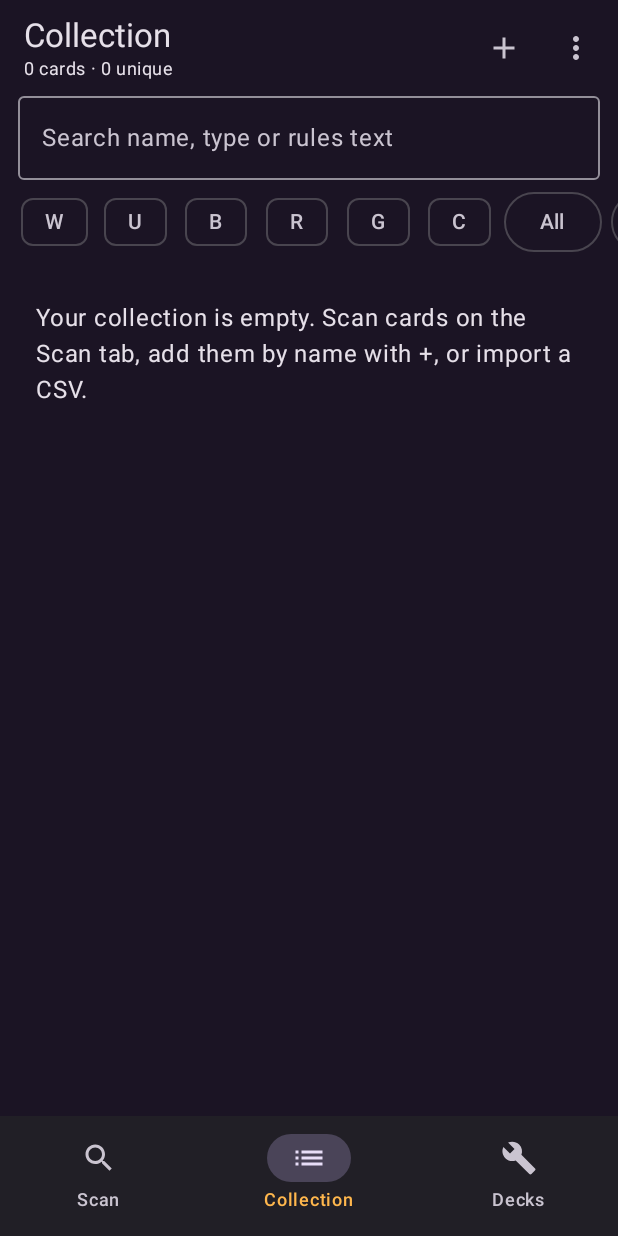
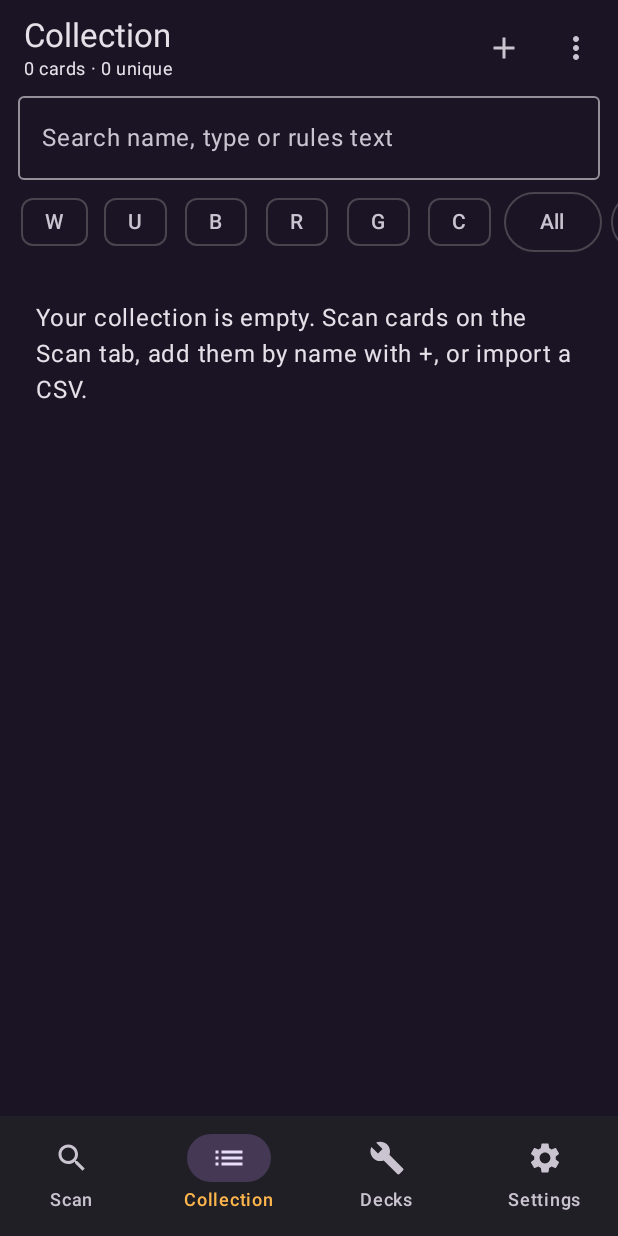
Before and after one commit to djgizmo3-maker/mtg-scan-build, an Android app built with Jetpack Compose: the screen it shows after launch (MainActivity), item 2 of the bottom bar chosen, on a phone screen of 412 x 824 dp. Run offline under Robolectric (Android 15) with nearby library versions, the phone set to English and light mode, and no system bars; our stand-ins replace Room's generated code; libraries missing offline, so code that uses them is left out: androidx.camera.core, androidx.camera.view, com.google.mlkit.vision; network calls fail; 17 statements that could not run were skipped.

Commit message:
Add Settings tab and customizable scan sounds (v1.1)
- Scan sound now plays on the media stream (works on vibrate) when a card is found
- 7 built-in sounds plus a user-picked audio file, with volume and test
- Settings tab: scanning options, theme/accent, card pictures, deck builder defaults,
  card-name list update and image cache clearing
- Fix Scryfall image loading (User-Agent) and Android regex crash in deck builder

Co-authored-by: Copilot <223556219+Copilot@users.noreply.github.com>

```diff
--- a/app/build.gradle.kts
+++ b/app/build.gradle.kts
@@ -15,8 +15,8 @@ android {
         applicationId = "com.mtgscanbuild"
         minSdk = 26
         targetSdk = 36
-        versionCode = 1
-        versionName = "1.0"
+        versionCode = 2
+        versionName = "1.1"
     }
 
     buildTypes {
--- a/app/src/main/java/com/mtgscanbuild/MainActivity.kt
+++ b/app/src/main/java/com/mtgscanbuild/MainActivity.kt
@@ -8,6 +8,7 @@ import androidx.compose.material.icons.Icons
 import androidx.compose.material.icons.filled.Build
 import androidx.compose.material.icons.filled.List
 import androidx.compose.material.icons.filled.Search
+import androidx.compose.material.icons.filled.Settings
 import androidx.compose.material3.Icon
 import androidx.compose.material3.NavigationBar
 import androidx.compose.material3.NavigationBarItem
@@ -30,6 +31,7 @@ import com.mtgscanbuild.ui.CollectionScreen
 import com.mtgscanbuild.ui.DeckDetailScreen
 import com.mtgscanbuild.ui.DecksScreen
 import com.mtgscanbuild.ui.ScanScreen
+import com.mtgscanbuild.ui.SettingsScreen
 
 class MainActivity : ComponentActivity() {
     override fun onCreate(savedInstanceState: Bundle?) {
@@ -45,6 +47,7 @@ private val tabs = listOf(
     Tab("scan", "Scan", Icons.Filled.Search),
     Tab("collection", "Collection", Icons.Filled.List),
     Tab("decks", "Decks", Icons.Filled.Build),
+    Tab("settings", "Settings", Icons.Filled.Settings),
 )
 
 @Composable
@@ -74,6 +77,7 @@ fun AppRoot() {
     ) { pad ->
         NavHost(nav, startDestination = "scan", modifier = Modifier.padding(pad)) {
             composable("scan") { ScanScreen() }
+            composable("settings") { SettingsScreen() }
             composable("collection") { CollectionScreen(onOpen = { nav.navigate("card/$it") }) }
             composable("card/{id}", arguments = listOf(navArgument("id") { type = NavType.LongType })) {
                 CardDetailScreen(it.arguments!!.getLong("id"), onBack = { nav.popBackStack() })
--- a/app/src/main/java/com/mtgscanbuild/MtgApp.kt
+++ b/app/src/main/java/com/mtgscanbuild/MtgApp.kt
@@ -5,6 +5,8 @@ import coil.ImageLoader
 import coil.ImageLoaderFactory
 import coil.disk.DiskCache
 import com.mtgscanbuild.data.AppDatabase
+import com.mtgscanbuild.data.AppSettings
+import com.mtgscanbuild.scan.ScanSounds
 import com.mtgscanbuild.data.CardNameIndex
 import com.mtgscanbuild.data.Repository
 import com.mtgscanbuild.data.ScryfallApi
@@ -13,11 +15,17 @@ import okhttp3.OkHttpClient
 class MtgApp : Application(), ImageLoaderFactory {
     lateinit var repo: Repository
         private set
+    lateinit var settings: AppSettings
+        private set
+    lateinit var sounds: ScanSounds
+        private set
 
     override fun onCreate() {
         super.onCreate()
         val api = ScryfallApi()
         repo = Repository(this, AppDatabase.create(this), api, CardNameIndex(filesDir, api))
+        settings = AppSettings(this)
+        sounds = ScanSounds(this, settings)
     }
 
     // Scryfall's image CDN rejects OkHttp's default User-Agent (HTTP 400), so card images need our own.
--- /dev/null
+++ b/app/src/main/java/com/mtgscanbuild/data/AppSettings.kt
@@ -0,0 +1,71 @@
+package com.mtgscanbuild.data
+
+import android.content.Context
+import androidx.compose.runtime.mutableStateOf
+import com.mtgscanbuild.scan.ScanSound
+import kotlin.properties.ReadWriteProperty
+import kotlin.reflect.KProperty
+
+enum class ThemeMode(val label: String) { SYSTEM("Follow phone"), DARK("Dark"), LIGHT("Light") }
+
+enum class Accent(val label: String, val dark: Long, val light: Long) {
+    ARCANE("Arcane purple", 0xFFB39DDB, 0xFF6A4FA3),
+    ISLAND("Island blue", 0xFF6EB3E8, 0xFF1F5F99),
+    FOREST("Forest green", 0xFF7BC896, 0xFF2E7D4F),
+    MOUNTAIN("Mountain red", 0xFFEF8A72, 0xFFB23A26),
+    PLAINS("Plains gold", 0xFFF2CF6B, 0xFF8A6A00),
+    SWAMP("Swamp gray", 0xFFB8ADB4, 0xFF5B4E57),
+    DYNAMIC("Phone wallpaper (Android 12+)", 0xFFB39DDB, 0xFF6A4FA3),
+}
+
+/** How many consecutive camera frames must agree before a card counts as recognized. */
+enum class ScanSensitivity(val label: String, val confidentFrames: Int, val fuzzyFrames: Int) {
+    FAST("Fast (may misread more)", 1, 2),
+    BALANCED("Balanced", 2, 3),
+    STRICT("Strict (fewest mistakes)", 3, 4),
+}
+
+/** User preferences, persisted in SharedPreferences and observable from Compose. */
+class AppSettings(context: Context) {
+    private val prefs = context.getSharedPreferences("settings", Context.MODE_PRIVATE)
+
+    // Scanning
+    var autoAdd by bool("auto_add", false)
+    var vibrate by bool("vibrate", true)
+    var keepScreenOn by bool("keep_screen_on", true)
+    var startWithLight by bool("start_with_light", false)
+    var sensitivity by enumPref("sensitivity", ScanSensitivity.BALANCED)
+
+    // Scan sound
+    var soundOn by bool("sound_on", true)
+    var sound by enumPref("sound", ScanSound.CHIME)
+    var soundVolume by float("sound_volume", 0.8f)
+    var customSoundUri by string("custom_sound_uri")
+    var customSoundName by string("custom_sound_name")
+
+    // Appearance
+    var themeMode by enumPref("theme", ThemeMode.DARK)
+    var accent by enumPref("accent", Accent.ARCANE)
+    var showImages by bool("show_images", true)
+
+    // Deck building
+    var defaultFormat by string("default_format", "commander")
+    var assumeBasics by bool("assume_basics", true)
+
+    private fun bool(key: String, def: Boolean) = pref(prefs.getBoolean(key, def)) { putBoolean(key, it) }
+    private fun float(key: String, def: Float) = pref(prefs.getFloat(key, def)) { putFloat(key, it) }
+    private fun string(key: String) = pref<String?>(prefs.getString(key, null)) { putString(key, it) }
+    private fun string(key: String, def: String) = pref(prefs.getString(key, def) ?: def) { putString(key, it) }
+    private inline fun <reified E : Enum<E>> enumPref(key: String, def: E) =
+        pref(prefs.getString(key, null)?.let { n -> enumValues<E>().firstOrNull { it.name == n } } ?: def) { putString(key, it.name) }
+
+    private fun <T> pref(initial: T, write: android.content.SharedPreferences.Editor.(T) -> Unit) =
+        object : ReadWriteProperty<Any?, T> {
+            private val state = mutableStateOf(initial)
+            override fun getValue(thisRef: Any?, property: KProperty<*>): T = state.value
+            override fun setValue(thisRef: Any?, property: KProperty<*>, value: T) {
+                state.value = value
+                prefs.edit().apply { write(value) }.apply()
+            }
+        }
+}
--- a/app/src/main/java/com/mtgscanbuild/ui/Components.kt
+++ b/app/src/main/java/com/mtgscanbuild/ui/Components.kt
@@ -1,5 +1,6 @@
 package com.mtgscanbuild.ui
 
+import androidx.compose.foundation.background
 import androidx.compose.foundation.clickable
 import androidx.compose.foundation.layout.Arrangement
 import androidx.compose.foundation.layout.Box
@@ -50,7 +51,10 @@ fun rememberRepo(): Repository {
 
 @Composable
 fun CardThumb(url: String?, modifier: Modifier = Modifier.size(width = 48.dp, height = 67.dp)) {
-    AsyncImage(model = url, contentDescription = null, modifier = modifier.clip(RoundedCornerShape(4.dp)))
+    val ctx = LocalContext.current
+    val show = remember { (ctx.applicationContext as MtgApp).settings }.showImages
+    if (show) AsyncImage(model = url, contentDescription = null, modifier = modifier.clip(RoundedCornerShape(4.dp)))
+    else Box(modifier.clip(RoundedCornerShape(4.dp)).background(MaterialTheme.colorScheme.surfaceVariant))
 }
 
 fun compactCost(cost: String) = cost.replace("}{", " ").replace("{", "").replace("}", "")
--- a/app/src/main/java/com/mtgscanbuild/ui/DecksScreen.kt
+++ b/app/src/main/java/com/mtgscanbuild/ui/DecksScreen.kt
@@ -101,11 +101,12 @@ fun DecksScreen(onBuild: () -> Unit, onOpen: (Long) -> Unit) {
 
 class BuilderViewModel(app: Application) : AndroidViewModel(app) {
     private val repo = app.repo
-    var format by mutableStateOf(Formats.byId("commander"))
+    private val settings = app.settings
+    var format by mutableStateOf(Formats.byId(settings.defaultFormat))
     var colors by mutableStateOf(setOf<Char>())
     var commander by mutableStateOf<String?>(null)
     var buildAround by mutableStateOf("")
-    var assumeBasics by mutableStateOf(true)
+    var assumeBasics by mutableStateOf(settings.assumeBasics)
     var commanderOptions by mutableStateOf<List<String>>(emptyList())
     var results by mutableStateOf<List<BuiltDeck>?>(null)
     var building by mutableStateOf(false)
--- a/app/src/main/java/com/mtgscanbuild/ui/ScanScreen.kt
+++ b/app/src/main/java/com/mtgscanbuild/ui/ScanScreen.kt
@@ -5,8 +5,6 @@ import android.app.Application
 import android.content.Intent
 import android.content.pm.PackageManager
 import android.graphics.RectF
-import android.media.AudioManager
-import android.media.ToneGenerator
 import android.net.Uri
 import android.provider.Settings
 import android.util.Log
@@ -94,23 +92,33 @@ import java.util.concurrent.Executors
 
 class ScanViewModel(app: Application) : AndroidViewModel(app) {
     private val repo = app.repo
+    val settings = app.settings
+    private val sounds = app.sounds
 
     var indexProblem by mutableStateOf<String?>("Loading card name database…")
     var current by mutableStateOf<CardData?>(null)
     var quantity by mutableIntStateOf(1)
     var foil by mutableStateOf(false)
-    var autoAdd by mutableStateOf(false)
+    var autoAdd: Boolean
+        get() = settings.autoAdd
+        set(v) { settings.autoAdd = v }
     var paused by mutableStateOf(false)
-    var torch by mutableStateOf(false)
+    var torch by mutableStateOf(settings.startWithLight)
     var status by mutableStateOf("Hold a card inside the frame")
     val recent = mutableStateListOf<String>()
     var sessionCount by mutableIntStateOf(0)
     var canUndo by mutableStateOf(false)
-    var beep by mutableStateOf(true)
+
+    fun toggleSound() {
+        settings.soundOn = !settings.soundOn
+        if (settings.soundOn) {
+            sounds.preview()
+            if (sounds.mediaMuted) status = "Media volume is muted – turn it up to hear scan sounds"
+        }
+    }
 
     private data class Added(val card: CardData, val qty: Int, val foil: Boolean)
     private val history = ArrayDeque<Added>()
-    private val tone = runCatching { ToneGenerator(AudioManager.STREAM_NOTIFICATION, 70) }.getOrNull()
     /** Set by the screen to give haptic feedback when a card is added. */
     var onAddedFeedback: (() -> Unit)? = null
 
@@ -158,16 +166,20 @@ class ScanViewModel(app: Application) : AndroidViewModel(app) {
         }
         lastSeen = now
         if (m.name == pendingName) pendingCount++ else { pendingName = m.name; pendingCount = 1 }
-        // Confident reads need two agreeing frames; fuzzy reads need three to avoid false positives.
-        if (pendingCount < (if (m.score >= 0.9) 2 else 3)) return
+        // Confident reads need fewer agreeing frames than fuzzy ones; the counts come from Settings.
+        val s = settings.sensitivity
+        if (pendingCount < (if (m.score >= 0.9) s.confidentFrames else s.fuzzyFrames)) return
 
+        var announced = false
         if (!same(current?.frontName, m.name)) {
             val card = lookup(m) ?: return
             current = card
             quantity = 1
             status = "Found: ${card.name}"
+            sounds.play()
+            announced = true
         }
-        if (autoAdd && !same(lastAddedName, m.name)) add()
+        if (autoAdd && !same(lastAddedName, m.name)) add(playSound = !announced)
     }
 
     private suspend fun lookup(m: ScanMatch): CardData? {
@@ -218,13 +230,14 @@ class ScanViewModel(app: Application) : AndroidViewModel(app) {
                 current = card
                 quantity = 1
                 status = "Found in photo: ${card.name}"
+                sounds.play()
             } catch (e: Exception) {
                 status = "Couldn't read photo – ${e.message}"
             }
         }
     }
 
-    fun add() {
+    fun add(playSound: Boolean = true) {
         val c = current ?: return
         val q = quantity
         val f = foil
@@ -239,8 +252,8 @@ class ScanViewModel(app: Application) : AndroidViewModel(app) {
             if (recent.size > 50) recent.removeAt(recent.lastIndex)
             status = "Added $q× ${c.name}"
             quantity = 1
-            if (beep) tone?.startTone(ToneGenerator.TONE_PROP_ACK, 120)
-            onAddedFeedback?.invoke()
+            if (playSound) sounds.play()
+            if (settings.vibrate) onAddedFeedback?.invoke()
         }
     }
 
@@ -258,7 +271,6 @@ class ScanViewModel(app: Application) : AndroidViewModel(app) {
     }
 
     override fun onCleared() {
-        tone?.release()
         runCatching { photoRecognizer.close() }
     }
 }
@@ -290,7 +302,7 @@ fun ScanScreen(vm: ScanViewModel = viewModel()) {
     Column(Modifier.fillMaxSize()) {
         Box(Modifier.fillMaxWidth().weight(1f).background(Color.Black)) {
             if (hasPermission) {
-                CameraPreview(onReading = vm::onReading, torch = vm.torch, paused = vm.paused, modifier = Modifier.fillMaxSize())
+                CameraPreview(onReading = vm::onReading, torch = vm.torch, paused = vm.paused, keepScreenOn = vm.settings.keepScreenOn, modifier = Modifier.fillMaxSize())
             } else {
                 Column(Modifier.align(Alignment.Center).padding(24.dp), horizontalAlignment = Alignment.CenterHorizontally) {
                     Text("Camera permission is needed to scan cards.", color = Color.White)
@@ -350,16 +362,16 @@ fun ScanScreen(vm: ScanViewModel = viewModel()) {
                         }
                     }
                     Row(horizontalArrangement = Arrangement.spacedBy(8.dp)) {
-                        Button(onClick = vm::add, Modifier.weight(1f)) { Text("Add to collection") }
+                        Button(onClick = { vm.add() }, Modifier.weight(1f)) { Text("Add to collection") }
                         OutlinedButton(onClick = { showPrintings = true }) { Text("Set / printing") }
                     }
                 }
                 Row(verticalAlignment = Alignment.CenterVertically) {
                     Switch(vm.autoAdd, { vm.autoAdd = it })
                     Text("  Auto-add", Modifier.weight(1f), style = MaterialTheme.typography.bodySmall)
-                    Switch(vm.beep, { vm.beep = it })
-                    Text("  Beep", style = MaterialTheme.typography.bodySmall)
-                    Spacer(Modifier.width(8.dp))
+                    TextButton(onClick = vm::toggleSound) {
+                        Text(if (vm.settings.soundOn) "Sound on" else "Sound off")
+                    }
                     TextButton(onClick = vm::undo, enabled = vm.canUndo) { Text("Undo") }
                 }
                 Text("${vm.sessionCount} card${if (vm.sessionCount == 1) "" else "s"} added this session", style = MaterialTheme.typography.bodySmall)
@@ -376,7 +388,7 @@ fun ScanScreen(vm: ScanViewModel = viewModel()) {
 }
 
 @Composable
-fun CameraPreview(onReading: (ScanReading) -> Unit, torch: Boolean, paused: Boolean, modifier: Modifier = Modifier) {
+fun CameraPreview(onReading: (ScanReading) -> Unit, torch: Boolean, paused: Boolean, keepScreenOn: Boolean, modifier: Modifier = Modifier) {
     val ctx = LocalContext.current
     val owner = LocalLifecycleOwner.current
     val latest by rememberUpdatedState(onReading)
@@ -386,10 +398,10 @@ fun CameraPreview(onReading: (ScanReading) -> Unit, torch: Boolean, paused: Bool
     val previewView = remember {
         PreviewView(ctx).apply {
             scaleType = PreviewView.ScaleType.FILL_CENTER
-            keepScreenOn = true
             this.controller = controller
         }
     }
+    SideEffect { previewView.keepScreenOn = keepScreenOn }
     var error by remember { mutableStateOf<String?>(null) }
     var ready by remember { mutableStateOf(false) }
 
--- a/app/src/main/java/com/mtgscanbuild/ui/Theme.kt
+++ b/app/src/main/java/com/mtgscanbuild/ui/Theme.kt
@@ -1,7 +1,10 @@
 package com.mtgscanbuild.ui
 
+import android.app.Activity
 import android.app.Application
+import android.os.Build
 import androidx.compose.foundation.background
+import androidx.compose.foundation.isSystemInDarkTheme
 import androidx.compose.foundation.layout.Box
 import androidx.compose.foundation.layout.Row
 import androidx.compose.foundation.layout.padding
@@ -10,31 +13,87 @@ import androidx.compose.foundation.shape.CircleShape
 import androidx.compose.material3.MaterialTheme
 import androidx.compose.material3.Text
 import androidx.compose.material3.darkColorScheme
+import androidx.compose.material3.dynamicDarkColorScheme
+import androidx.compose.material3.dynamicLightColorScheme
+import androidx.compose.material3.lightColorScheme
 import androidx.compose.runtime.Composable
+import androidx.compose.runtime.SideEffect
 import androidx.compose.ui.Alignment
 import androidx.compose.ui.Modifier
 import androidx.compose.ui.graphics.Color
+import androidx.compose.ui.graphics.lerp
+import androidx.compose.ui.graphics.toArgb
+import androidx.compose.ui.platform.LocalContext
+import androidx.compose.ui.platform.LocalView
+import androidx.core.view.WindowCompat
 import androidx.compose.ui.text.font.FontWeight
 import androidx.compose.ui.unit.dp
 import androidx.compose.ui.unit.sp
 import com.mtgscanbuild.MtgApp
+import com.mtgscanbuild.data.Accent
+import com.mtgscanbuild.data.AppSettings
 import com.mtgscanbuild.data.Repository
+import com.mtgscanbuild.data.ThemeMode
+import com.mtgscanbuild.scan.ScanSounds
 
 @Composable
 fun AppTheme(content: @Composable () -> Unit) {
-    MaterialTheme(
-        colorScheme = darkColorScheme(
-            primary = Color(0xFFB39DDB),
-            secondary = Color(0xFFFFB74D),
-            background = Color(0xFF1B1424),
-            surface = Color(0xFF1B1424),
-            surfaceVariant = Color(0xFF2D2438),
-        ),
-        content = content,
-    )
+    val settings = (LocalContext.current.applicationContext as Application).settings
+    val dark = when (settings.themeMode) {
+        ThemeMode.SYSTEM -> isSystemInDarkTheme()
+        ThemeMode.DARK -> true
+        ThemeMode.LIGHT -> false
+    }
+    val accent = settings.accent
+    val ctx = LocalContext.current
+    val scheme = when {
+        accent == Accent.DYNAMIC && Build.VERSION.SDK_INT >= Build.VERSION_CODES.S ->
+            if (dark) dynamicDarkColorScheme(ctx) else dynamicLightColorScheme(ctx)
+        dark -> Color(accent.dark).let { p ->
+            darkColorScheme(
+                primary = p,
+                onPrimary = Color(0xFF1B1424),
+                primaryContainer = lerp(p, Color(0xFF1B1424), 0.6f),
+                onPrimaryContainer = lerp(p, Color.White, 0.6f),
+                secondary = Color(0xFFFFB74D),
+                secondaryContainer = lerp(p, Color(0xFF1B1424), 0.7f),
+                background = Color(0xFF1B1424),
+                surface = Color(0xFF1B1424),
+                surfaceVariant = Color(0xFF2D2438),
+            )
+        }
+        else -> Color(accent.light).let { p ->
+            lightColorScheme(
+                primary = p,
+                onPrimary = Color.White,
+                primaryContainer = lerp(p, Color.White, 0.75f),
+                onPrimaryContainer = lerp(p, Color.Black, 0.5f),
+                secondary = Color(0xFFB26A00),
+                secondaryContainer = lerp(p, Color.White, 0.8f),
+                background = Color(0xFFFBF8FD),
+                surface = Color(0xFFFBF8FD),
+                surfaceVariant = Color(0xFFEAE3F0),
+            )
+        }
+    }
+    val view = LocalView.current
+    if (!view.isInEditMode) SideEffect {
+        val window = (view.context as? Activity)?.window ?: return@SideEffect
+        val bg = scheme.background.toArgb()
+        window.decorView.setBackgroundColor(bg)
+        @Suppress("DEPRECATION")
+        run { window.statusBarColor = bg; window.navigationBarColor = bg }
+        WindowCompat.getInsetsController(window, view).apply {
+            isAppearanceLightStatusBars = !dark
+            isAppearanceLightNavigationBars = !dark
+        }
+    }
+    MaterialTheme(colorScheme = scheme, content = content)
 }
 
 val Application.repo: Repository get() = (this as MtgApp).repo
+val Application.settings: AppSettings get() = (this as MtgApp).settings
+val Application.sounds: ScanSounds get() = (this as MtgApp).sounds
 
 fun manaColor(c: Char): Color = when (c) {
     'W' -> Color(0xFFF8F1D8)
```
Also changed, not shown: app/src/main/java/com/mtgscanbuild/data/CardNameIndex.kt (+18 -0 lines), app/src/main/java/com/mtgscanbuild/scan/ScanSounds.kt (added, +204 -0 lines), app/src/main/java/com/mtgscanbuild/ui/SettingsScreen.kt (added, +219 -0 lines), 1 other file.
